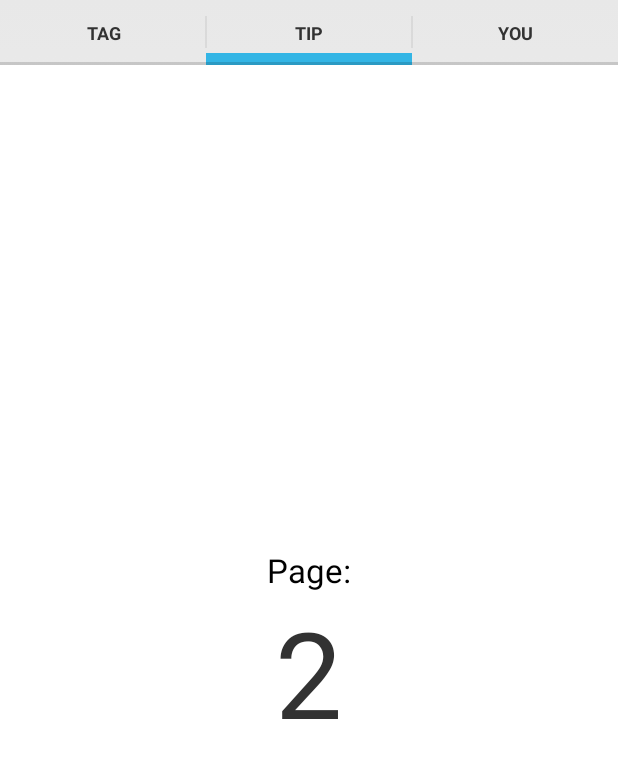
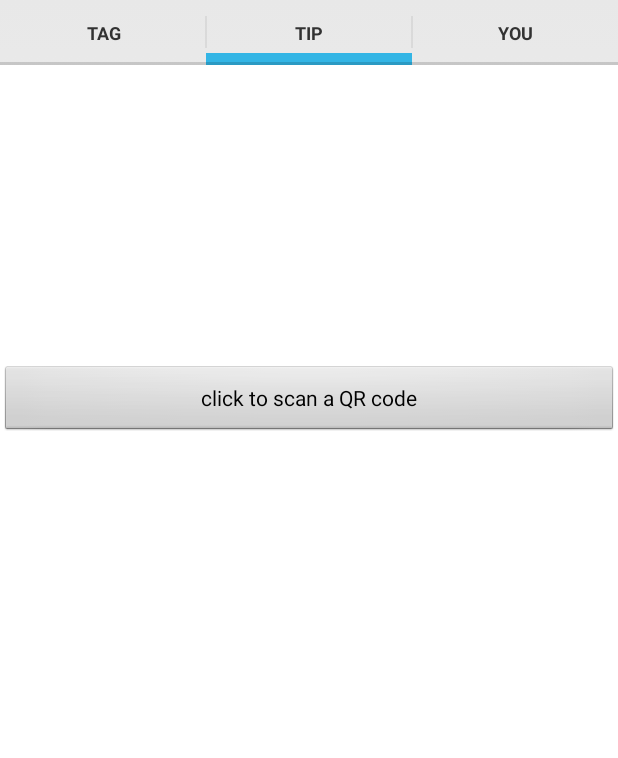
Before and after one commit to mfukano/JustTheTip, an Android app: the screen it shows after launch (MainActivity), after a tap on "TIP", on a phone screen of 412 x 824 dp. Shown: the top 758 px of the screen. Run offline under Robolectric (Android 15) with nearby library versions, the phone set to English and light mode, and no system bars.

```diff
--- a/app/build.gradle
+++ b/app/build.gradle
@@ -21,8 +21,10 @@ android {
 
 dependencies {
     compile fileTree(dir: 'libs', include: ['*.jar'])
-    compile 'com.android.support:appcompat-v7:22.0.0'
+    compile 'com.android.support:appcompat-v7:22.1.1'
     compile 'org.json:json:20141113'
     compile 'com.googlecode.json-simple:json-simple:1.1.1'
     compile files('libs/core-3.2.0.jar')
+    compile 'com.google.zxing:core:3.2.0'
+    compile 'com.google.zxing:android-integration:3.2.0'
 }
--- a/app/src/main/AndroidManifest.xml
+++ b/app/src/main/AndroidManifest.xml
@@ -20,4 +20,7 @@
         </activity>
     </application>
 
+    <uses-permission android:name="android.permission.INTERNET"/>
+    <uses-feature android:name="android.hardware.camera"/>
+
 </manifest>
--- a/app/src/main/java/xyz/skylar/justthetip/SlidingTabsFragment.java
+++ b/app/src/main/java/xyz/skylar/justthetip/SlidingTabsFragment.java
@@ -1,19 +1,24 @@
 package xyz.skylar.justthetip;
 
+import android.content.Intent;
 import android.graphics.Bitmap;
 import android.media.Image;
 import android.os.Bundle;
 import android.support.v4.app.Fragment;
 import android.support.v4.view.PagerAdapter;
 import android.support.v4.view.ViewPager;
+import android.util.Log;
 import android.view.LayoutInflater;
 import android.view.View;
 import android.view.ViewGroup;
+import android.widget.Button;
 import android.widget.ImageView;
 import android.widget.TextView;
 
 import com.google.zxing.BarcodeFormat;
 import com.google.zxing.WriterException;
+import com.google.zxing.integration.android.IntentIntegrator;
+import com.google.zxing.integration.android.IntentResult;
 
 import xyz.skylar.justthetip.SlidingTabsLayout;
 
@@ -126,8 +131,11 @@ public class SlidingTabsFragment  extends Fragment {
         @Override
         public Object instantiateItem(ViewGroup container, int position) {
             // if on the 'tag' tab (QR code stuff)
-            if (getPageTitle(position) == "tag") {
-                View view = getActivity().getLayoutInflater().inflate(R.layout.qr_tag,
+            View view;
+            String currPage = getPageTitle(position).toString();
+            switch (currPage) {
+                case "tag":
+                    view = getActivity().getLayoutInflater().inflate(R.layout.qr_tag,
                             container, false);
                     container.addView(view);
 
@@ -150,9 +158,19 @@ public class SlidingTabsFragment  extends Fragment {
 
                     return view;
 
-            } else {
+                case "tip":
+                    view = getActivity().getLayoutInflater().inflate(R.layout.tip,
+                            container, false);
+                    container.addView(view);
+
+                    Button qrScanButton = (Button) view.findViewById(R.id.button);
+                    qrScanButton.setOnClickListener (ScanListener);
+
+                    return view;
+                case "you":
+                default:
                     // Inflate a new layout from our resources
-                View view = getActivity().getLayoutInflater().inflate(R.layout.pager_item,
+                    view = getActivity().getLayoutInflater().inflate(R.layout.pager_item,
                             container, false);
                     // Add the newly created View to the ViewPager
                     container.addView(view);
@@ -163,6 +181,35 @@ public class SlidingTabsFragment  extends Fragment {
 
                     // Return the View
                     return view;
+            }
+        }
+
+        // listener for the qr scan button
+        View.OnClickListener ScanListener = new View.OnClickListener() {
+            @Override
+            public void onClick(View view) {
+                IntentIntegrator integrator = new IntentIntegrator(SlidingTabsFragment.this.getActivity());
+                integrator.addExtra("SCAN_WIDTH", 500);
+                integrator.addExtra("SCAN_HEIGHT", 500);
+                integrator.addExtra("SCAN_MODE", "QR_CODE_MODE,PRODUCT_MODE");
+                //customize the prompt message before scanning
+                integrator.addExtra("PROMPT_MESSAGE", "Scanner Start!");
+                integrator.initiateScan(IntentIntegrator.PRODUCT_CODE_TYPES);
+            }
+        };
+
+        // do stuff with the return result from the qr scan
+        public void onActivityResult(int requestCode, int resultCode, Intent intent) {
+            IntentResult result = IntentIntegrator.parseActivityResult(requestCode, resultCode, intent);
+            if (result != null) {
+                String contents = result.getContents();
+                if (contents != null) {
+                    //showDialog(R.string.result_succeeded, result.toString());
+                    Log.i("Success!", result.toString());
+                } else {
+                    //showDialog(R.string.result_failed, getString(R.string.result_failed_why));
+                    Log.i("Failed.", "no result to show");
+                }
             }
         }
 
--- /dev/null
+++ b/app/src/main/res/layout/tip.xml
@@ -0,0 +1,14 @@
+<?xml version="1.0" encoding="utf-8"?>
+<LinearLayout xmlns:android="http://schemas.android.com/apk/res/android"
+    android:orientation="vertical" android:layout_width="match_parent"
+    android:layout_height="match_parent">
+
+    <Button
+        android:layout_width="match_parent"
+        android:layout_height="wrap_content"
+        android:text="click to scan a QR code"
+        android:id="@+id/button"
+        android:gravity="center"
+        android:layout_gravity="center"
+        android:layout_marginTop="200dp" />
+</LinearLayout>
```
Also changed, not shown: 2 other files. Lines whose indentation alone changed are shown as unchanged.
